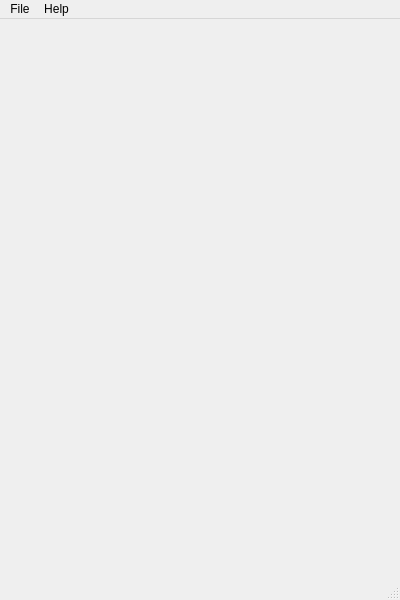
rjpcomputing/timprojectenchanter, file templates/qtGUI/trunk/rootFrame.ui: the form before one commit.
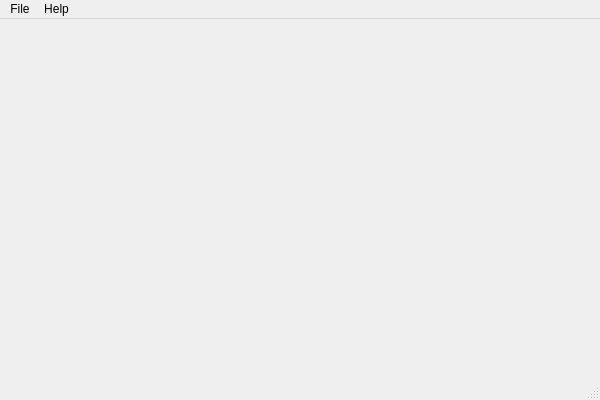
The form after the commit. Icons and pictures are not drawn.

Commit message: Now builds.

What changed in the file:
```diff
--- a/templates/qtGUI/trunk/rootFrame.ui
+++ b/templates/qtGUI/trunk/rootFrame.ui
@@ -9,8 +9,8 @@
    <rect>
     <x>0</x>
     <y>0</y>
-    <width>400</width>
-    <height>600</height>
+    <width>600</width>
+    <height>400</height>
    </rect>
   </property>
   <property name="windowTitle">
```
The commit also changes 1 other file.
